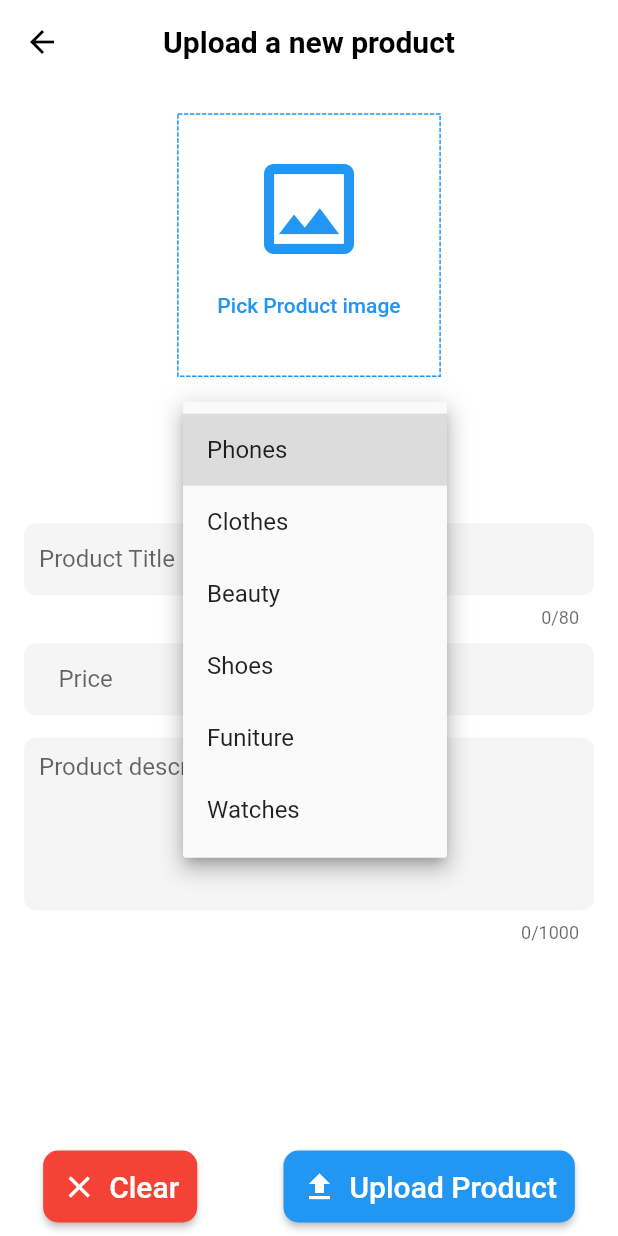
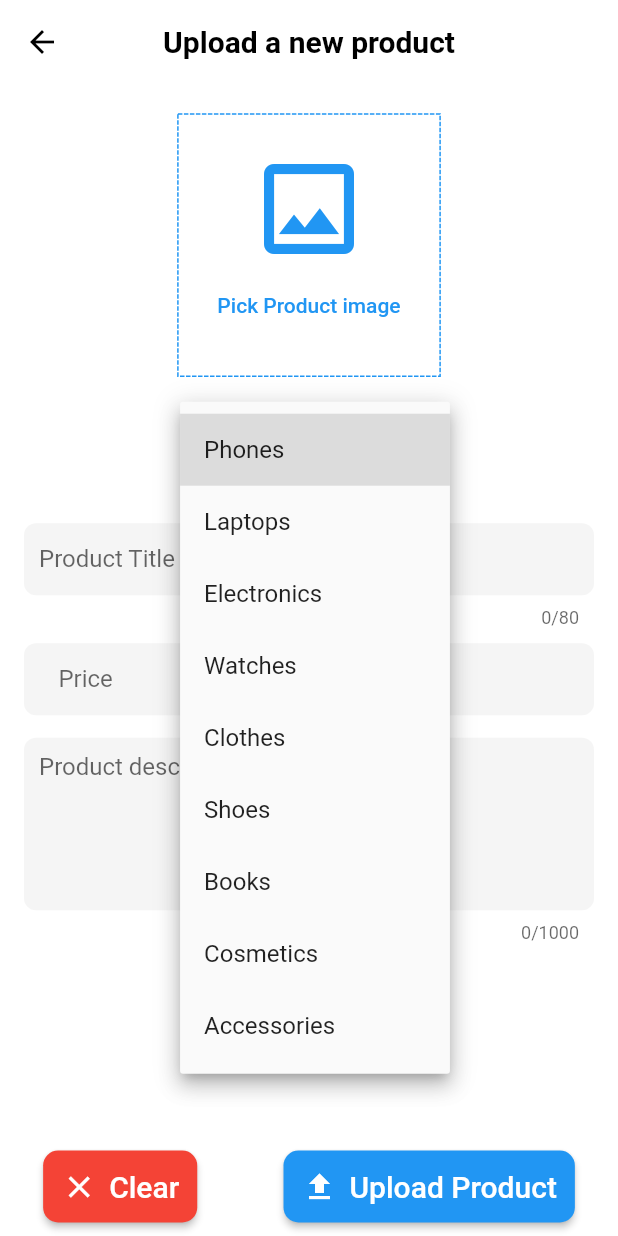
Before and after one commit to baraa1999/shopsmart_users_arbic, a Flutter app: the EditOrUploadProductScreen screen opened by its route, after a tap on "Select Category", on a phone screen of 412 x 824 dp. Run offline on Flutter 3.47's test engine with Material 2 defaults, Android fonts, the phone set to English and light mode, and no system bars; drawn by our look-alikes of dotted_border; our stand-ins replace fancy_shimmer_image, image_picker, shared_preferences, shimmer; missing offline and left inert: dynamic_height_grid_view; accounts and stored records are empty.

Commit message:
Make the upload product screen dynamic to allow the admin to edit his product

```diff
--- a/lib/consts/app_constants.dart
+++ b/lib/consts/app_constants.dart
@@ -6,11 +6,14 @@
 
   static List<String> categoriesList = [
     'Phones',
+    'Laptops',
+    'Electronics',
+    'Watches',
     'Clothes',
-    'Beauty',
     'Shoes',
-    'Funiture',
-    'Watches',
+    'Books',
+    'Cosmetics',
+    'Accessories',
   ];
   // select category of option
   static List<DropdownMenuItem<String>>? get categoriesDropDownList {
--- a/lib/screens/edit_upload_product_form.dart
+++ b/lib/screens/edit_upload_product_form.dart
@@ -5,6 +5,7 @@
 import 'package:flutter/services.dart';
 import 'package:image_picker/image_picker.dart';
 import 'package:shopsmart_users_arbic/consts/app_constants.dart';
+import 'package:shopsmart_users_arbic/models/product_model.dart';
 import 'package:shopsmart_users_arbic/services/my_app_method.dart';
 import 'package:shopsmart_users_arbic/widgets/subtitle_text.dart';
 
@@ -16,7 +17,9 @@
 
   const EditOrUploadProductScreen({
     super.key,
+    this.productModel,
   });
+  final ProductModel? productModel;
 
   @override
   State<EditOrUploadProductScreen> createState() =>
@@ -26,6 +29,8 @@
 class _EditOrUploadProductScreenState extends State<EditOrUploadProductScreen> {
   final _formKey = GlobalKey<FormState>();
   XFile? _pickedImage;
+  bool isEditing = false;
+  String? productNetworkImage;
 
   late TextEditingController _titleController,
       _priceController,
@@ -34,10 +39,19 @@
   String? _categoryValue;
   @override
   void initState() {
-    _titleController = TextEditingController(text: "");
-    _priceController = TextEditingController(text: "");
-    _descriptionController = TextEditingController(text: "");
-    _quantityController = TextEditingController(text: "");
+    if (widget.productModel != null) {
+      isEditing = true;
+      productNetworkImage = widget.productModel!.productImage;
+      _categoryValue = widget.productModel!.productCategory;
+    }
+    _titleController =
+        TextEditingController(text: widget.productModel?.productTitle);
+    _priceController =
+        TextEditingController(text: widget.productModel?.productPrice);
+    _descriptionController =
+        TextEditingController(text: widget.productModel?.productDescription);
+    _quantityController =
+        TextEditingController(text: widget.productModel?.productQuantity);
 
     super.initState();
   }
@@ -62,6 +76,7 @@
   void removePickedImage() {
     setState(() {
       _pickedImage = null;
+      productNetworkImage = null;
     });
   }
 
@@ -74,6 +89,14 @@
       );
       return;
     }
+    if (_pickedImage == null) {
+      MyAppMethods.showErrorORWarningDialog(
+        context: context,
+        subtitle: "Please pick up an image",
+        fct: () {},
+      );
+      return;
+    }
     final isValid = _formKey.currentState!.validate();
     FocusScope.of(context).unfocus();
     if (isValid) {}
@@ -82,6 +105,14 @@
   Future<void> _editProduct() async {
     final isValid = _formKey.currentState!.validate();
     FocusScope.of(context).unfocus();
+    if (_pickedImage == null && productNetworkImage == null) {
+      MyAppMethods.showErrorORWarningDialog(
+        context: context,
+        subtitle: "Please pick up an image",
+        fct: () {},
+      );
+      return;
+    }
 
     if (isValid) {}
   }
@@ -151,14 +182,18 @@
                     ),
                   ),
                   icon: const Icon(Icons.upload),
-                  label: const Text(
-                    "Upload Product",
-                    style: TextStyle(
+                  label: Text(
+                    isEditing ? 'Edit Product' : "Upload Product",
+                    style: const TextStyle(
                       fontSize: 20,
                     ),
                   ),
                   onPressed: () {
-                    _uploadProduct();
+                    if (isEditing) {
+                      _editProduct();
+                    } else {
+                      _uploadProduct();
+                    }
                   },
                 ),
               ],
@@ -179,7 +214,16 @@
                   height: 20,
                 ),
                 /* Image picker here ***********************************/
-                if (_pickedImage == null) ...[
+                if (isEditing && productNetworkImage != null) ...[
+                  ClipRRect(
+                    borderRadius: BorderRadius.circular(12),
+                    child: Image.network(
+                      productNetworkImage!,
+                      height: size.width * 0.5,
+                      alignment: Alignment.center,
+                    ),
+                  ),
+                ] else if (_pickedImage == null) ...[
                   SizedBox(
                     width: size.width * 0.4 + 10,
                     height: size.width * 0.4 + 10,
@@ -219,7 +263,7 @@
                     ),
                   )
                 ],
-                if (_pickedImage != null) ...[
+                if (_pickedImage != null && productNetworkImage != null) ...[
                   Row(
                     mainAxisAlignment: MainAxisAlignment.center,
                     children: [
@@ -245,7 +289,7 @@
                   height: 25,
                 ),
                 DropdownButton<String>(
-                  hint: const Text("Select Category"),
+                  hint: Text(_categoryValue ?? " Select Category"),
                   value: _categoryValue,
                   items: AppConstants.categoriesDropDownList,
                   onChanged: (String? value) {
--- a/lib/widgets/product_widget.dart
+++ b/lib/widgets/product_widget.dart
@@ -1,6 +1,7 @@
 import 'package:fancy_shimmer_image/fancy_shimmer_image.dart';
 import 'package:flutter/material.dart';
 import 'package:provider/provider.dart';
+import 'package:shopsmart_users_arbic/screens/edit_upload_product_form.dart';
 import '../providers/product_provider.dart';
 import 'subtitle_text.dart';
 import 'title_text.dart';
@@ -29,11 +30,12 @@
             padding: const EdgeInsets.all(3.0),
             child: GestureDetector(
               onTap: () async {
-                // await Navigator.pushNamed(
-                //   context,
-                //   ProductDetails.routName,
-                //   arguments: getCurrProduct.productId,
-                // );
+                Navigator.push(
+                    context,
+                    MaterialPageRoute(
+                        builder: (context) => EditOrUploadProductScreen(
+                              productModel: getCurrProduct,
+                            )));
               },
               child: Column(
                 children: [
```
